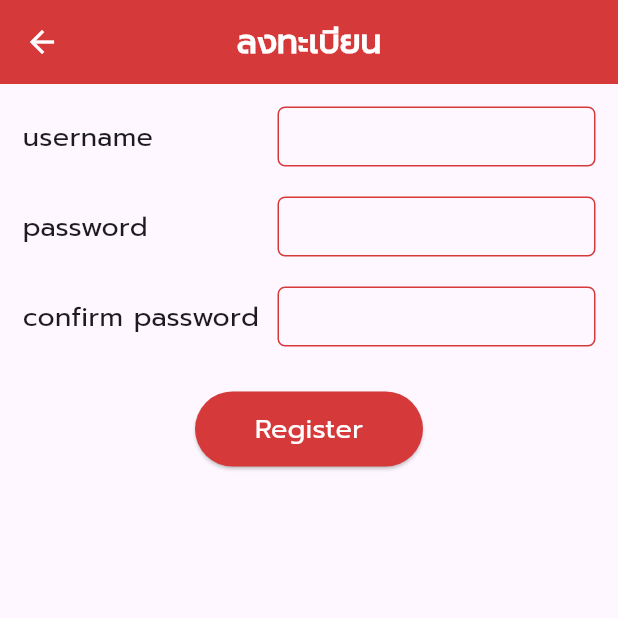
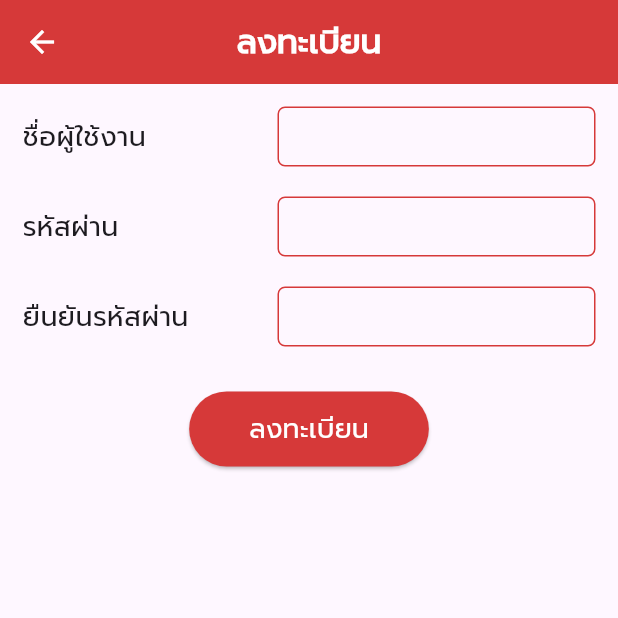
Before and after one commit to Kanyanat-Uetrakulchai/ITDS283-Sec2-Group2, a Flutter app: the RegisterPage screen opened by its route, on a phone screen of 412 x 824 dp, the top half of it. Run offline on Flutter 3.47's test engine with Material 3 defaults, Android fonts, the phone set to English and light mode, and no system bars; our stand-ins replace flutter_dotenv, image_picker, shared_preferences, typewritertext; accounts and stored records are empty; project files that could hold a hidden picture were left out.

Commit message:
Update Text and Textfield

```diff
--- a/ruam_mit_application/lib/pages/register_page.dart
+++ b/ruam_mit_application/lib/pages/register_page.dart
@@ -39,12 +39,12 @@ class _RegisterPageState extends State<RegisterPage> {
           padding: const EdgeInsets.all(15),
           child: Column(
             children: [
-              _buildUserField(label: 'username', controller: _usernameController),
+              _buildUserField(label: 'ชื่อผู้ใช้งาน', controller: _usernameController),
               const SizedBox(height: 20),
-              _buildPasswordField(label: 'password', controller: _passwordController),
+              _buildPasswordField(label: 'รหัสผ่าน', controller: _passwordController),
               const SizedBox(height: 20),
               _buildPasswordField(
-                label: 'confirm password',
+                label: 'ยืนยันรหัสผ่าน',
                 controller: _confirmpasswordController,
                 isConfirmField: true,
               ),
@@ -52,7 +52,7 @@ class _RegisterPageState extends State<RegisterPage> {
                 Padding(
                   padding: const EdgeInsets.only(top: 8.0),
                   child: Text(
-                    'Passwords do not match',
+                    'รหัสผ่านไม่ตรงกัน โปรดกรอกใหม่อีกครั้ง',
                     style: TextStyle(
                       color: Colors.red,
                       fontFamily: 'Prompt',
@@ -67,7 +67,7 @@ class _RegisterPageState extends State<RegisterPage> {
                   padding: const EdgeInsets.symmetric(horizontal: 40, vertical: 12),
                 ),
                 child: const Text(
-                  'Register',
+                  'ลงทะเบียน',
                   style: TextStyle(
                     color: Colors.white,
                     fontFamily: 'Prompt',
@@ -110,7 +110,7 @@ class _RegisterPageState extends State<RegisterPage> {
             child: TextFormField(
               controller: controller,
               decoration: InputDecoration(
-                contentPadding: const EdgeInsets.symmetric(horizontal: 10),
+                contentPadding: EdgeInsets.fromLTRB(10, 10, 10, 15),
                 border: InputBorder.none,
               ),
               style: const TextStyle(
@@ -119,7 +119,7 @@ class _RegisterPageState extends State<RegisterPage> {
               ),
               validator: (value) {
                 if (value == null || value.isEmpty) {
-                  return 'Please enter $label';
+                  return 'โปรดกรอก $label';
                 }
                 return null;
               },
@@ -160,7 +160,7 @@ class _RegisterPageState extends State<RegisterPage> {
               controller: controller,
               obscureText: true,
               decoration: InputDecoration(
-                contentPadding: const EdgeInsets.symmetric(horizontal: 10),
+                contentPadding: EdgeInsets.fromLTRB(10, 10, 10, 15),
                 border: InputBorder.none,
               ),
               style: const TextStyle(
@@ -169,7 +169,7 @@ class _RegisterPageState extends State<RegisterPage> {
               ),
               validator: (value) {
                 if (value == null || value.isEmpty) {
-                  return 'Please enter $label';
+                  return 'โปรดกรอก $label';
                 }
                 if (isConfirmField && value != _passwordController.text) {
                   setState(() {
```
